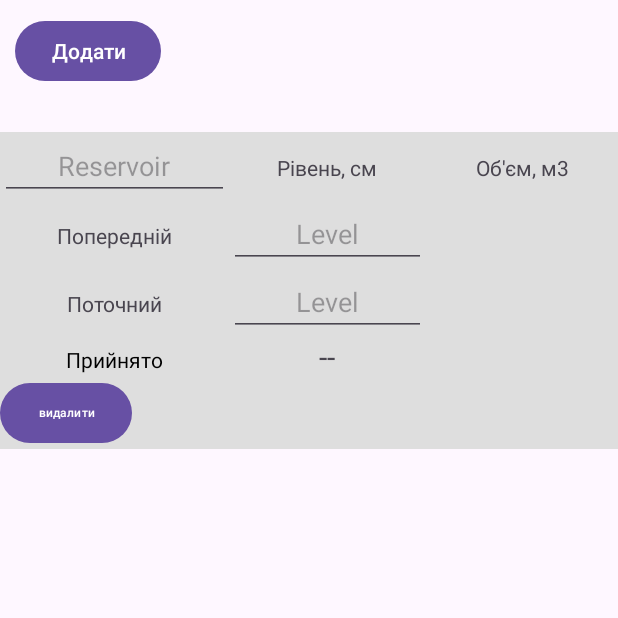
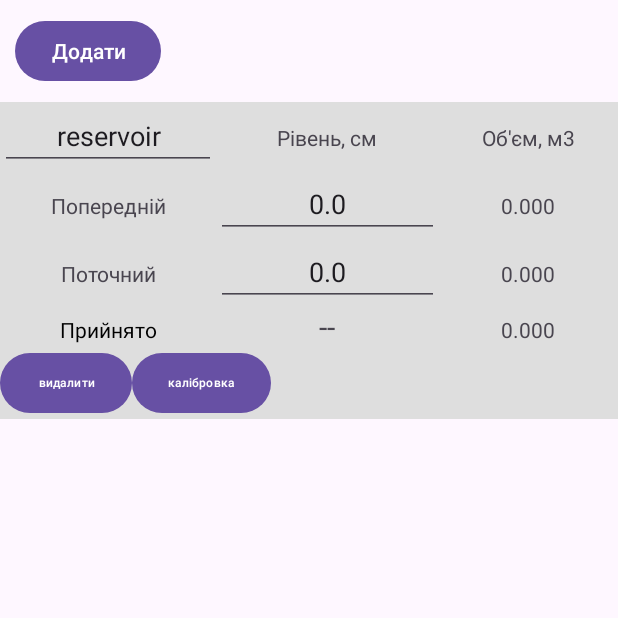
Before and after one commit to QV1LL/reservoir-calibrations-app, an Android app: the screen it shows after launch (MainActivity), after a tap on "Додати", on a phone screen of 412 x 824 dp, the top half of it. Run offline under Robolectric (Android 15) with nearby library versions, the phone set to English and light mode, and no system bars.

Commit message:
Add calibrations and reservoir classes

```diff
--- /dev/null
+++ b/app/src/main/java/com/example/reservoircalibrations/Calibrations.java
@@ -0,0 +1,16 @@
+package com.example.reservoircalibrations;
+
+import java.util.ArrayList;
+
+public class Calibrations {
+
+    private ArrayList<Float> _level;
+    private ArrayList<Float> _volume;
+    private ArrayList<Float> _volumePerMM;
+
+    public Calibrations () {
+        _level = new ArrayList<>();
+        _volume = new ArrayList<>();
+        _volumePerMM = new ArrayList<>();
+    }
+}
--- a/app/src/main/java/com/example/reservoircalibrations/MainActivity.java
+++ b/app/src/main/java/com/example/reservoircalibrations/MainActivity.java
@@ -1,13 +1,18 @@
 package com.example.reservoircalibrations;
 
 import android.os.Bundle;
+import android.text.Editable;
+import android.text.TextWatcher;
 import android.util.Log;
 import android.view.LayoutInflater;
 import android.view.View;
+import android.view.ViewGroup;
 import android.view.ViewParent;
 import android.widget.Button;
+import android.widget.EditText;
 import android.widget.LinearLayout;
 import android.widget.ScrollView;
+import android.widget.TextView;
 
 import androidx.activity.EdgeToEdge;
 import androidx.appcompat.app.AppCompatActivity;
@@ -18,15 +23,17 @@ import androidx.core.view.WindowInsetsCompat;
 
 import java.util.ArrayList;
 import java.util.List;
+import java.util.Locale;
 
 public class MainActivity extends AppCompatActivity {
 
-    LayoutInflater inflater;
-    Button inflateButton;
+    private LayoutInflater inflater;
+    private Button inflateButton;
 
-    LinearLayout linearLayout;
+    private LinearLayout linearLayout;
 
-    List<View> inflatedItems = new ArrayList<View>();
+    private List<View> inflatedItems;
+    private List<Reservoir> reservoirs;
 
     @Override
     protected void onCreate(Bundle savedInstanceState) {
@@ -39,27 +46,83 @@ public class MainActivity extends AppCompatActivity {
             return insets;
         });
 
+        inflatedItems = new ArrayList<View>();
+        reservoirs = new ArrayList<Reservoir>();
+
         linearLayout = (LinearLayout) findViewById(R.id.items_layout);
+        inflater = getLayoutInflater();
 
-        inflater = getLayoutInflater();
         inflateButton = (Button) findViewById(R.id.inflate_button);
+
+        setupButtonClick();
+    }
+
+
+    private void setupButtonClick () {
         inflateButton.setOnClickListener(new View.OnClickListener() {
             @Override
             public void onClick(View view) {
                 final View item = inflater.inflate(R.layout.item, null, false);
                 linearLayout.addView(item);
+                inflatedItems.add(item);
+                reservoirs.add(new Reservoir());
 
-                ((ConstraintLayout) item).findViewById(R.id.remove_button).setOnLongClickListener(new View.OnLongClickListener() {
+                setupReservoir(inflatedItems.indexOf(item),
+                        item.findViewById(R.id.reservoir_name),
+                        item.findViewById(R.id.before_level),
+                        item.findViewById(R.id.current_level));
+
+                setupText(inflatedItems.indexOf(item),
+                        item.findViewById(R.id.reservoir_name),
+                        item.findViewById(R.id.before_level),
+                        item.findViewById(R.id.current_level),
+                        item.findViewById(R.id.before_volume),
+                        item.findViewById(R.id.current_volume),
+                        item.findViewById(R.id.received_volume));
+
+                item.findViewById(R.id.remove_button).setOnLongClickListener(new View.OnLongClickListener() {
                     @Override
                     public boolean onLongClick(View view) {
                         linearLayout.removeView(item);
+                        reservoirs.remove(inflatedItems.indexOf(item));
+                        inflatedItems.remove(item);
 
                         return false;
                     }
                 });
 
-                inflatedItems.add(item);
+                for(Reservoir reservoir : reservoirs) Log.i("myTag", "Name: " + reservoir.name);
             }
         });
     }
+
+
+    private void setupReservoir(int index,
+                                TextView name,
+                                TextView beforeLevel,
+                                TextView currentLevel) {
+        if(!name.getText().toString().isEmpty()) reservoirs.get(index).name = name.getText().toString();
+
+        reservoirs.get(index).beforeLevel = Float.parseFloat((beforeLevel.getText().toString().isEmpty()) ? "0f" : beforeLevel.getText().toString());
+        reservoirs.get(index).currentLevel = Float.parseFloat((currentLevel.getText().toString().isEmpty()) ? "0f" : currentLevel.getText().toString());
+    }
+
+
+    private void setupText(int index,
+                           TextView name,
+                           TextView beforeLevel,
+                           TextView currentLevel,
+                           TextView beforeVolume,
+                           TextView currentVolume,
+                           TextView receivedVolume) {
+        name.setText(reservoirs.get(index).name);
+
+        beforeLevel.setText(String.format(Locale.ROOT, "%.1f", reservoirs.get(index).beforeLevel));
+        currentLevel.setText(String.format(Locale.ROOT, "%.1f", reservoirs.get(index).currentLevel));
+
+        beforeVolume.setText(String.format(Locale.ROOT, "%.3f", reservoirs.get(index).beforeVolume));
+        currentVolume.setText(String.format(Locale.ROOT, "%.3f", reservoirs.get(index).currentVolume));
+
+        receivedVolume.setText(String.format(Locale.ROOT, "%.3f", reservoirs.get(index).receivedVolume));
+    }
 }
--- /dev/null
+++ b/app/src/main/java/com/example/reservoircalibrations/Reservoir.java
@@ -0,0 +1,27 @@
+package com.example.reservoircalibrations;
+
+public class Reservoir {
+
+    public String name;
+    private final String _defaultName = "reservoir";
+
+    public float beforeLevel;
+    public float currentLevel;
+
+    public double beforeVolume;
+    public double currentVolume;
+
+    public double receivedVolume;
+
+    private Calibrations calibrations;
+
+    public Reservoir() {
+        this.name = _defaultName;
+    }
+
+    public Reservoir(String name) {
+        this.name = (name.isEmpty()) ? _defaultName : name;
+
+        calibrations = new Calibrations();
+    }
+}
--- a/app/src/main/res/layout/item.xml
+++ b/app/src/main/res/layout/item.xml
@@ -16,7 +16,6 @@
         app:layout_constraintTop_toTopOf="parent">
 
         <TableRow
-            android:layout_marginTop="20dp"
             android:background="@color/main"
             app:layout_constraintEnd_toEndOf="parent"
             app:layout_constraintStart_toStartOf="parent"
@@ -165,6 +164,7 @@
         </TableRow>
 
         <TableRow
+            android:layout_marginBottom="30dp"
             android:background="@color/main"
             app:layout_constraintEnd_toEndOf="parent"
             app:layout_constraintStart_toStartOf="parent"
@@ -179,6 +179,15 @@
                 app:layout_constraintTop_toTopOf="parent"
                 android:textSize="8sp"/>
 
+            <Button
+                android:id="@+id/calibrations_button"
+                android:layout_width="wrap_content"
+                android:layout_height="wrap_content"
+                android:text="@string/calibrations"
+                android:textSize="8sp"
+                app:layout_constraintEnd_toEndOf="parent"
+                app:layout_constraintTop_toTopOf="parent" />
+
         </TableRow>
 
     </TableLayout>
--- a/app/src/main/res/values/strings.xml
+++ b/app/src/main/res/values/strings.xml
@@ -7,4 +7,5 @@
     <string name="received">Прийнято</string>
     <string name="add_new">Додати</string>
     <string name="remove">видалити</string>
+    <string name="calibrations">калібровка</string>
 </resources>
```
